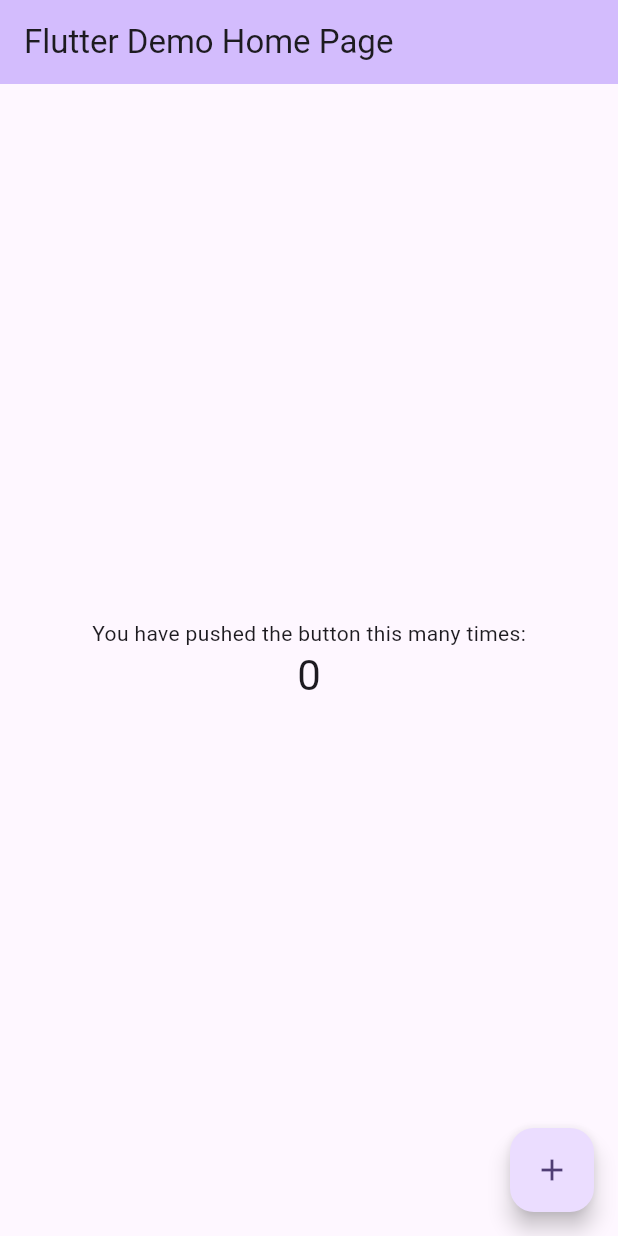
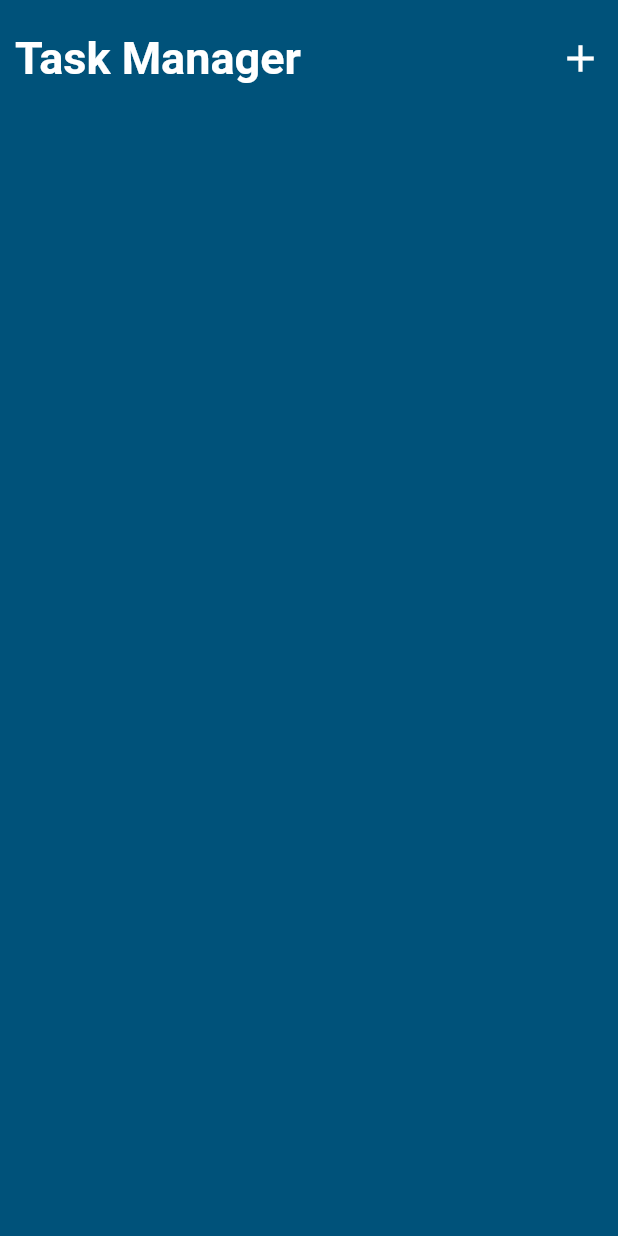
Before and after one commit to sz-adam/Task-Manager-fullstack, a Flutter app: the screen it shows after launch, on a phone screen of 412 x 824 dp. Run offline on Flutter 3.47's test engine with Material 3 defaults, Android fonts, the phone set to English and light mode, and no system bars.

Commit message:
create header

```diff
--- a/mobile/lib/main.dart
+++ b/mobile/lib/main.dart
@@ -1,4 +1,5 @@
 import 'package:flutter/material.dart';
+import 'package:mobile/page/home_page.dart';
 
 void main() {
   runApp(const MyApp());
@@ -11,115 +12,22 @@ class MyApp extends StatelessWidget {
   @override
   Widget build(BuildContext context) {
     return MaterialApp(
-      title: 'Flutter Demo',
+      title: 'Task Manager',
       theme: ThemeData(
-        // This is the theme of your application.
-        //
-        // TRY THIS: Try running your application with "flutter run". You'll see
-        // the application has a purple toolbar. Then, without quitting the app,
-        // try changing the seedColor in the colorScheme below to Colors.green
-        // and then invoke "hot reload" (save your changes or press the "hot
-        // reload" button in a Flutter-supported IDE, or press "r" if you used
-        // the command line to start the app).
-        //
-        // Notice that the counter didn't reset back to zero; the application
-        // state is not lost during the reload. To reset the state, use hot
-        // restart instead.
-        //
-        // This works for code too, not just values: Most code changes can be
-        // tested with just a hot reload.
-        colorScheme: ColorScheme.fromSeed(seedColor: Colors.deepPurple),
-        useMaterial3: true,
-      ),
-      home: const MyHomePage(title: 'Flutter Demo Home Page'),
+          colorScheme: ColorScheme.fromSeed(seedColor: Colors.deepPurple),
+          scaffoldBackgroundColor:
+              const Color.fromARGB(255, 0, 82, 122), //háttérszin
+          textTheme: const TextTheme(
+            titleLarge: TextStyle(
+                fontSize: 30,
+                fontWeight: FontWeight.bold,
+                color: Colors.white), //Title stilusa
+          ),
+          iconTheme: const IconThemeData(
+            size: 30,
+            color: Colors.white,
+          )),
+      home: HomePage(),
     );
   }
 }
-
-class MyHomePage extends StatefulWidget {
-  const MyHomePage({super.key, required this.title});
-
-  // This widget is the home page of your application. It is stateful, meaning
-  // that it has a State object (defined below) that contains fields that affect
-  // how it looks.
-
-  // This class is the configuration for the state. It holds the values (in this
-  // case the title) provided by the parent (in this case the App widget) and
-  // used by the build method of the State. Fields in a Widget subclass are
-  // always marked "final".
-
-  final String title;
-
-  @override
-  State<MyHomePage> createState() => _MyHomePageState();
-}
-
-class _MyHomePageState extends State<MyHomePage> {
-  int _counter = 0;
-
-  void _incrementCounter() {
-    setState(() {
-      // This call to setState tells the Flutter framework that something has
-      // changed in this State, which causes it to rerun the build method below
-      // so that the display can reflect the updated values. If we changed
-      // _counter without calling setState(), then the build method would not be
-      // called again, and so nothing would appear to happen.
-      _counter++;
-    });
-  }
-
-  @override
-  Widget build(BuildContext context) {
-    // This method is rerun every time setState is called, for instance as done
-    // by the _incrementCounter method above.
-    //
-    // The Flutter framework has been optimized to make rerunning build methods
-    // fast, so that you can just rebuild anything that needs updating rather
-    // than having to individually change instances of widgets.
-    return Scaffold(
-      appBar: AppBar(
-        // TRY THIS: Try changing the color here to a specific color (to
-        // Colors.amber, perhaps?) and trigger a hot reload to see the AppBar
-        // change color while the other colors stay the same.
-        backgroundColor: Theme.of(context).colorScheme.inversePrimary,
-        // Here we take the value from the MyHomePage object that was created by
-        // the App.build method, and use it to set our appbar title.
-        title: Text(widget.title),
-      ),
-      body: Center(
-        // Center is a layout widget. It takes a single child and positions it
-        // in the middle of the parent.
-        child: Column(
-          // Column is also a layout widget. It takes a list of children and
-          // arranges them vertically. By default, it sizes itself to fit its
-          // children horizontally, and tries to be as tall as its parent.
-          //
-          // Column has various properties to control how it sizes itself and
-          // how it positions its children. Here we use mainAxisAlignment to
-          // center the children vertically; the main axis here is the vertical
-          // axis because Columns are vertical (the cross axis would be
-          // horizontal).
-          //
-          // TRY THIS: Invoke "debug painting" (choose the "Toggle Debug Paint"
-          // action in the IDE, or press "p" in the console), to see the
-          // wireframe for each widget.
-          mainAxisAlignment: MainAxisAlignment.center,
-          children: <Widget>[
-            const Text(
-              'You have pushed the button this many times:',
-            ),
-            Text(
-              '$_counter',
-              style: Theme.of(context).textTheme.headlineMedium,
-            ),
-          ],
-        ),
-      ),
-      floatingActionButton: FloatingActionButton(
-        onPressed: _incrementCounter,
-        tooltip: 'Increment',
-        child: const Icon(Icons.add),
-      ), // This trailing comma makes auto-formatting nicer for build methods.
-    );
-  }
-}
--- /dev/null
+++ b/mobile/lib/page/home_page.dart
@@ -0,0 +1,16 @@
+import 'package:flutter/material.dart';
+import 'package:mobile/widget/header.dart';
+
+class HomePage extends StatelessWidget {
+  const HomePage({Key? key}) : super(key: key);
+
+  @override
+  Widget build(BuildContext context) {
+    return Scaffold(
+      body: SafeArea(
+          child: Column(
+        children: [Header()],
+      )),
+    );
+  }
+}
--- /dev/null
+++ b/mobile/lib/widget/header.dart
@@ -0,0 +1,26 @@
+import 'package:flutter/material.dart';
+
+class Header extends StatefulWidget {
+  const Header({Key? key}) : super(key: key);
+
+  @override
+  _HeaderState createState() => _HeaderState();
+}
+
+class _HeaderState extends State<Header> {
+  @override
+  Widget build(BuildContext context) {
+    return Container(
+      margin: const EdgeInsets.symmetric(horizontal: 10, vertical: 20),
+      child: Row(
+        mainAxisAlignment: MainAxisAlignment.spaceBetween,
+        children: [
+          Text("Task Manager", style: Theme.of(context).textTheme.titleLarge),
+          Icon(
+            Icons.add,
+          )
+        ],
+      ),
+    );
+  }
+}
```
